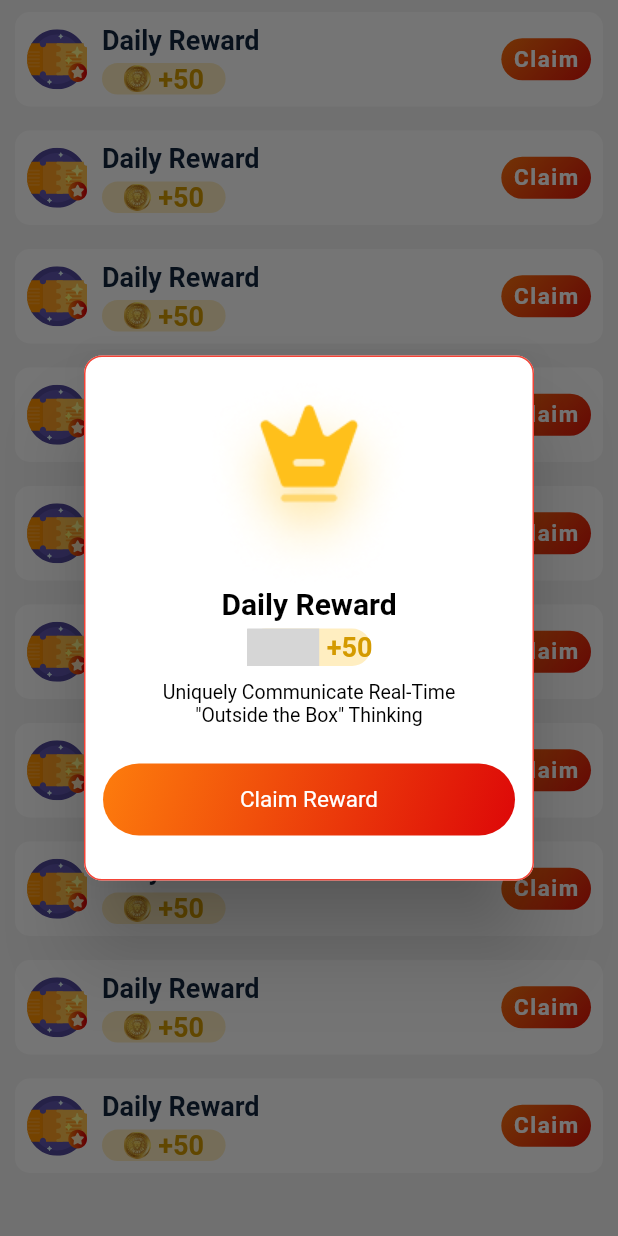
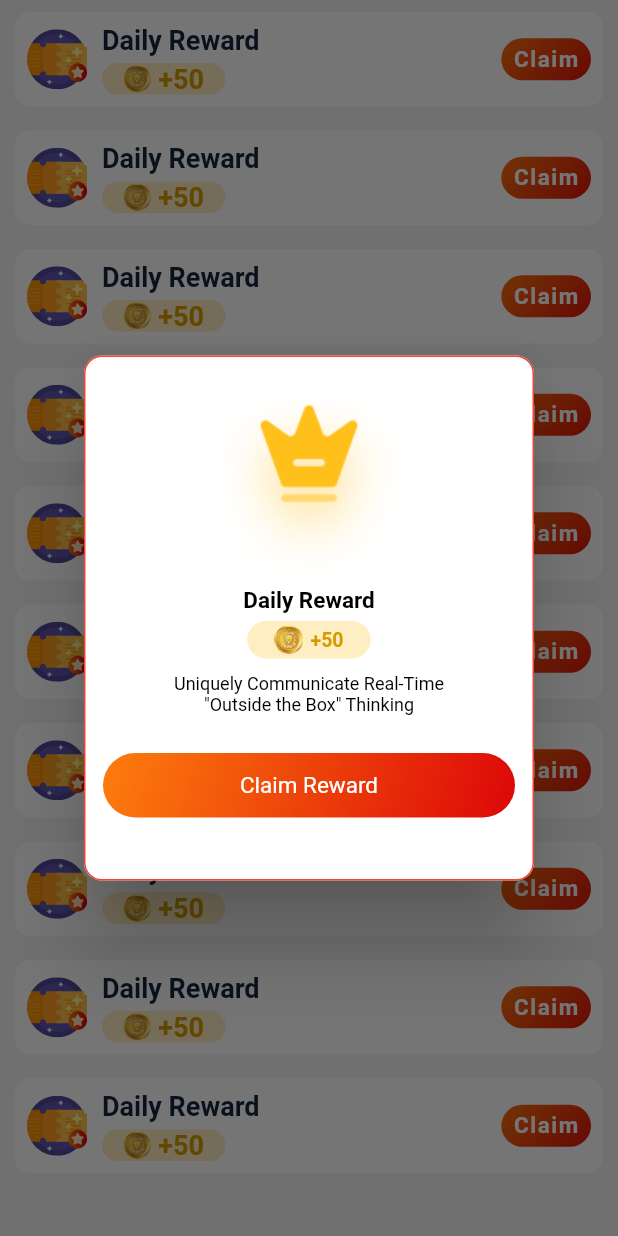
Before and after one commit to naimulNoor/maxxfortune, a Flutter app: the DailyRewardPage screen opened by its route, after a tap on "Claim", on a phone screen of 412 x 824 dp. Run offline on Flutter 3.47's test engine with Material 2 defaults, Android fonts, the phone set to English and light mode, and no system bars; our stand-ins replace badges, cached_network_image, carousel_slider, confetti, country_code_picker, dio and 14 more; missing offline and left inert: launch_review, webview_flutter_plus; accounts and stored records are empty; project files that could hold a hidden picture were left out; grey boxes are pictures that could not be loaded.

Commit message:
notification design fix

```diff
--- a/lib/ui/ninja/RewardScreen.dart
+++ b/lib/ui/ninja/RewardScreen.dart
@@ -30,7 +30,7 @@ class _RewardPageState extends State<RewardPage> {
             textAlign: TextAlign.start,
             style: TextStyle(
                 fontWeight: FontWeight.bold,
-                fontSize: 20.0,
+                fontSize: 15.0,
                 color: Colors.black),
           ),
           const SizedBox(height: 5.0,),
@@ -40,31 +40,36 @@ class _RewardPageState extends State<RewardPage> {
             decoration: BoxDecoration(
                 borderRadius: BorderRadius.circular(25.0),
                 color: AppCustomColors.pageStartColor),
+            child: Padding(
+              padding: const EdgeInsets.all(3.0),
               child: Row(
                 mainAxisAlignment: MainAxisAlignment.center,
+                crossAxisAlignment: CrossAxisAlignment.center,
                 children: [
-                SvgPicture.asset("assets/images/ic_coin.svg"),
+                  Image.asset("images/icons/lion.png"),
                   const SizedBox(
                     width: 5.0,
                   ),
                   const Text(
                     "+50",
                     style: TextStyle(
-                      fontSize: 18.0,
+                        fontSize: 13.0,
                         fontWeight: FontWeight.bold,
                         color: AppCustomColors.textCoinColor),
                   )
                 ],
               ),
             ),
+          ),
           const SizedBox(height: 10,),
-          const Text("Uniquely Communicate Real-Time", style: TextStyle(fontSize: 13.0, fontWeight: FontWeight.normal, color: Colors.black),),
-          const Text("\"Outside the Box\" Thinking", style: TextStyle(fontSize: 13.0, fontWeight: FontWeight.normal, color: Colors.black),),
+          const Text("Uniquely Communicate Real-Time", style: TextStyle(fontSize: 12.0, fontWeight: FontWeight.normal, color: Colors.black),),
+          const Text("\"Outside the Box\" Thinking", style: TextStyle(fontSize: 12.0, fontWeight: FontWeight.normal, color: Colors.black),),
           const SizedBox(height: 25.0,),
           Padding(
             padding: const EdgeInsets.only(bottom: 15.0),
             child: Container(
               width: MediaQuery.of(context).size.width / 1.5,
+              height: 43,
               decoration: BoxDecoration(
                 borderRadius: BorderRadius.circular(25.0),
                 gradient: const LinearGradient(
@@ -76,8 +81,7 @@ class _RewardPageState extends State<RewardPage> {
                   ],
                 ),
               ),
-              child: const Padding(padding: EdgeInsets.all(15.0), child: Text("Claim Reward", style: TextStyle(fontWeight: FontWeight.normal, fontSize: 15.0, color: Colors.white), textAlign: TextAlign.center,)
-              ),
+              child: Center(child: Text("Claim Reward", style: TextStyle(fontWeight: FontWeight.normal, fontSize: 15.0, color: Colors.white), textAlign: TextAlign.center,)),
             ),
           )
         ],
```
Also changed, not shown: lib/ui/ninja/NotificationScreen.dart (+9 -11 lines). Lines whose indentation alone changed are shown as unchanged.
